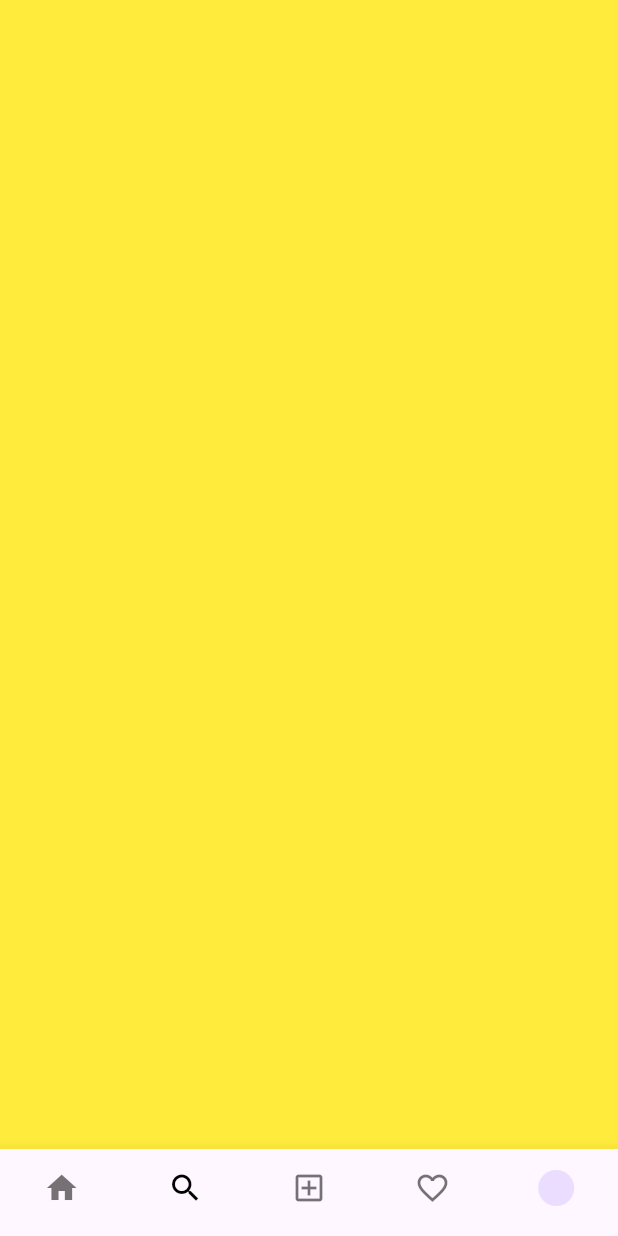
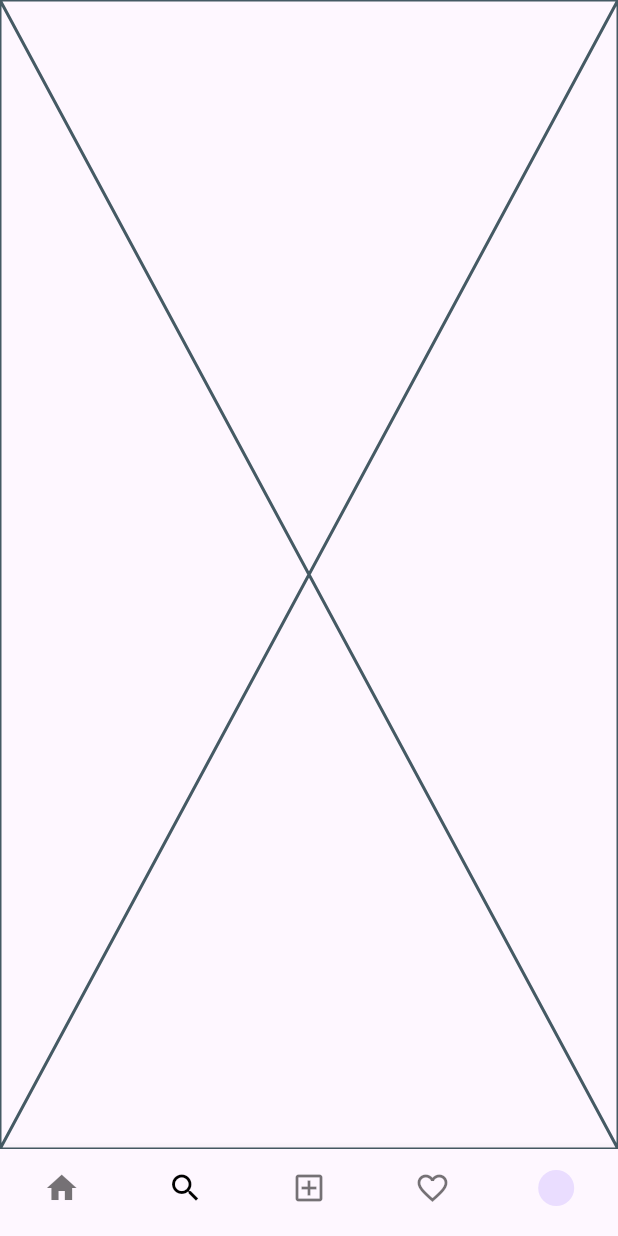
Before and after one commit to MhdMuzammilN/instagram_clone, a Flutter app: the BottomNavigationScreen screen opened directly, item 2 of the bottom bar chosen, on a phone screen of 412 x 824 dp. Run offline on Flutter 3.47's test engine with Material 3 defaults, Android fonts, the phone set to English and light mode, and no system bars; network calls fail.

```diff
--- a/lib/view/bottom_navigation_screen/bottom_navigation_screen.dart
+++ b/lib/view/bottom_navigation_screen/bottom_navigation_screen.dart
@@ -1,6 +1,7 @@
 import 'package:flutter/material.dart';
 import 'package:instagram_clone/core/constants/color_constants.dart';
 import 'package:instagram_clone/view/home_screen/home_screen.dart';
+import 'package:instagram_clone/view/search_screen/search_screen.dart';
 
 class BottomNavigationScreen extends StatefulWidget {
   const BottomNavigationScreen({super.key});
@@ -14,9 +15,7 @@ class _BottomNavigationScreenState extends State<BottomNavigationScreen> {
 
   List naviagtionBarItems = [
     const HomeScreen(),
-    Container(
-      color: Colors.yellow,
-    ),
+    const SearchScreen(),
     Container(
       color: Colors.red,
     ),
--- /dev/null
+++ b/lib/view/search_screen/search_screen.dart
@@ -0,0 +1,10 @@
+import 'package:flutter/material.dart';
+
+class SearchScreen extends StatelessWidget {
+  const SearchScreen({super.key});
+
+  @override
+  Widget build(BuildContext context) {
+    return const Placeholder();
+  }
+}
```
